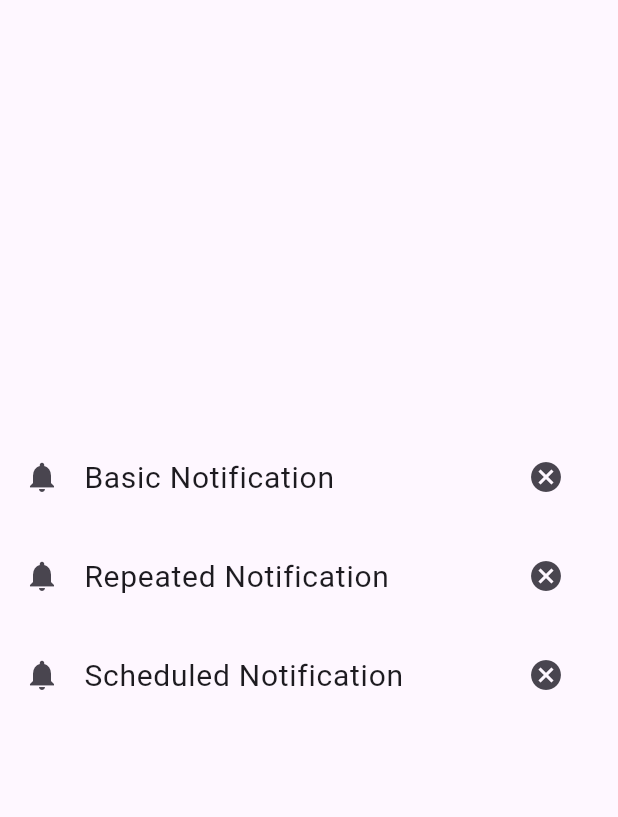
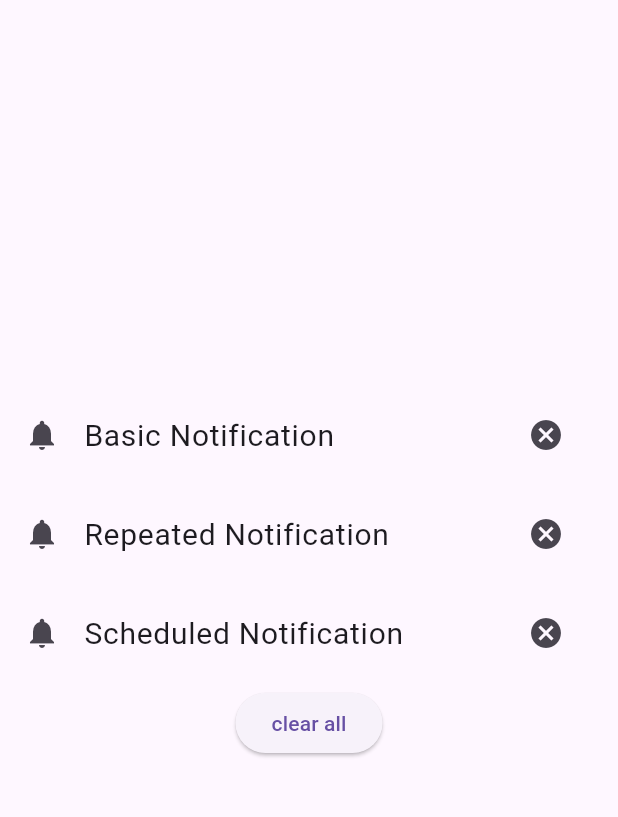
Before and after one commit to ahmed-khaled56/local_notification, a Flutter app: the screen it shows after launch, after a tap on "Scheduled Notification", on a phone screen of 412 x 824 dp, the part 84-901 px from its top. Run offline on Flutter 3.47's test engine with Material 3 defaults, Android fonts, the phone set to English and light mode, and no system bars; our stand-ins replace flutter_local_notifications, flutter_timezone, timezone.

Commit message:
refactor code

```diff
--- a/lib/services/local_notify_service.dart
+++ b/lib/services/local_notify_service.dart
@@ -1,3 +1,5 @@
+import 'dart:async';
+
 import 'package:flutter_local_notifications/flutter_local_notifications.dart';
 import 'package:flutter_timezone/flutter_timezone.dart';
 import 'package:timezone/timezone.dart' as tz;
@@ -6,7 +8,11 @@ import 'package:timezone/data/latest.dart' as tz;
 class LocalNotifyService {
   static FlutterLocalNotificationsPlugin flutterLocalNotificationsPlugin =
       FlutterLocalNotificationsPlugin();
-  static ontap(NotificationResponse notificationResponse) {}
+  static StreamController<NotificationResponse> streamController =
+      StreamController();
+  static ontap(NotificationResponse notificationResponse) {
+    streamController.add(notificationResponse);
+  }
 
   static Future<void> initLocalNotify() async {
     InitializationSettings Settings = InitializationSettings(
@@ -68,16 +74,17 @@ class LocalNotifyService {
         importance: Importance.max,
       ),
     );
+    tz.initializeTimeZones();
+    final timeZoneInfo = await FlutterTimezone.getLocalTimezone();
 
-    final dynamic CurrentTimeZone = await FlutterTimezone.getLocalTimezone();
-    tz.setLocalLocation(tz.getLocation(CurrentTimeZone));
+    tz.setLocalLocation(tz.getLocation(timeZoneInfo.identifier));
     await flutterLocalNotificationsPlugin.zonedSchedule(
       androidScheduleMode: AndroidScheduleMode.alarmClock,
       2,
       "Shcduled notification ",
       "Shcduled body",
 
-      tz.TZDateTime(tz.local, 2025, 10, 23, 2, 44),
+      tz.TZDateTime(tz.local, 2025, 10, 25, 14, 10),
       Details,
 
       payload: "Payload Data",
@@ -87,4 +94,10 @@ class LocalNotifyService {
   static void cancelNotification({required int id}) async {
     await flutterLocalNotificationsPlugin.cancel(id);
   }
+
+  static void cancelALLNotification() async {
+    await flutterLocalNotificationsPlugin.cancel(0);
+    await flutterLocalNotificationsPlugin.cancel(1);
+    await flutterLocalNotificationsPlugin.cancel(2);
+  }
 }
--- a/lib/views/home_view.dart
+++ b/lib/views/home_view.dart
@@ -1,5 +1,4 @@
 import 'package:flutter/material.dart';
-import 'package:flutter_local_notifications/flutter_local_notifications.dart';
 
 import 'package:local_notifications/services/local_notify_service.dart';
 import 'package:local_notifications/widgets/custom_listTile.dart';
@@ -43,6 +42,13 @@ class HomeView extends StatelessWidget {
               LocalNotifyService.showSchdulNotification();
             },
           ),
+          SizedBox(height: 8),
+          ElevatedButton(
+            onPressed: () {
+              LocalNotifyService.cancelALLNotification();
+            },
+            child: Text("clear all"),
+          ),
         ],
       ),
     );
--- a/lib/widgets/custom_listTile.dart
+++ b/lib/widgets/custom_listTile.dart
@@ -1,5 +1,4 @@
 import 'package:flutter/material.dart';
-import 'package:local_notifications/services/local_notify_service.dart';
 
 class CustomListTile extends StatelessWidget {
   final Function()? onTap;
```
Also changed, not shown: 1 other file.
